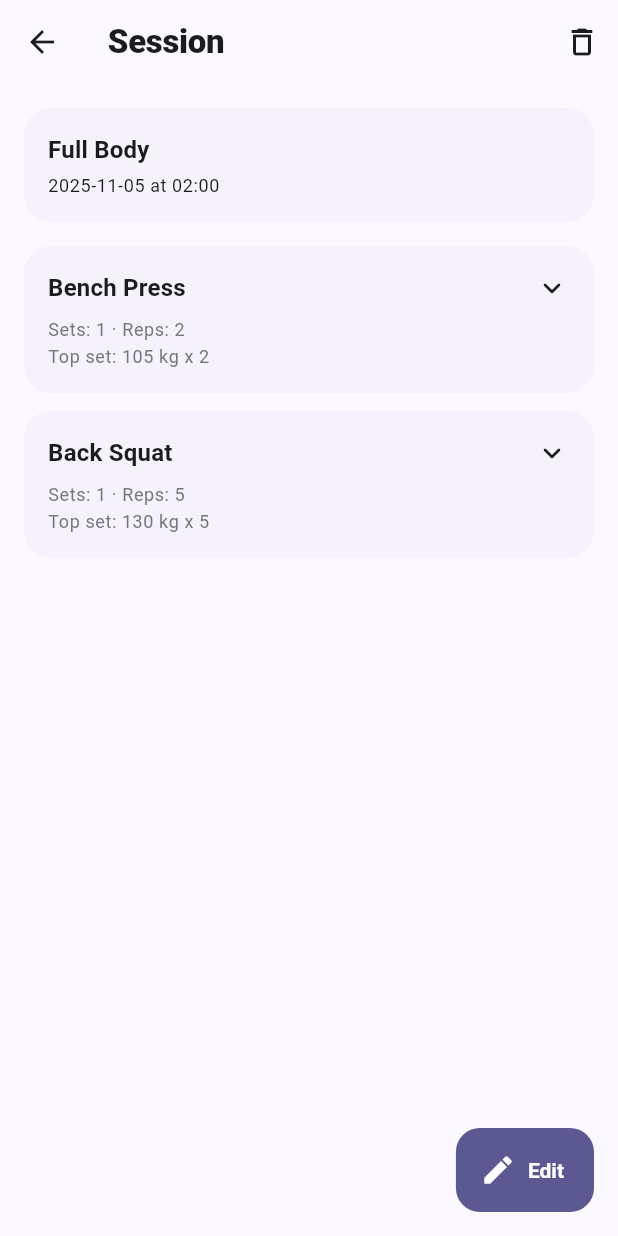
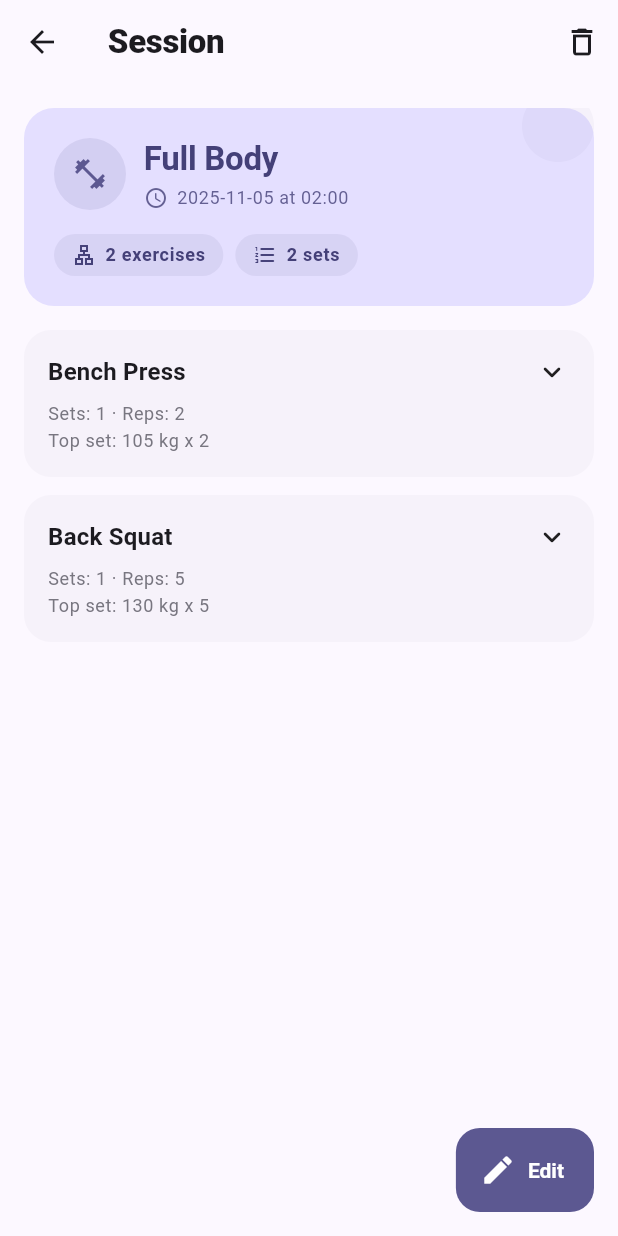
Before and after one commit to OriolHinojo/gym_tracker, a Flutter app: the screen it shows after launch, after a tap on "Full Body", on a phone screen of 412 x 824 dp. Run offline on Flutter 3.47's test engine with Material 3 defaults, Android fonts, the phone set to English and light mode, and no system bars; our stand-ins replace flutter_riverpod, go_router.

Commit message:
added summary of series and exercises

```diff
--- a/lib/widgets/session_header.dart
+++ b/lib/widgets/session_header.dart
@@ -22,22 +22,143 @@ class SessionHeaderCard extends StatelessWidget {
 
   @override
   Widget build(BuildContext context) {
+    final scheme = Theme.of(context).colorScheme;
+    final textTheme = Theme.of(context).textTheme;
+    final onContainer = scheme.onPrimaryContainer;
+    final exercisesCount = detail.exercises.length;
+    final totalSets = detail.exercises.fold<int>(
+      0,
+      (sum, exercise) => sum + exercise.sets.length,
+    );
     final notes = detail.notes.trim();
+
+    Widget buildMetaChip(IconData icon, String label) {
+      return DecoratedBox(
+        decoration: BoxDecoration(
+          color: onContainer.withOpacity(0.08),
+          borderRadius: BorderRadius.circular(24),
+        ),
+        child: Padding(
+          padding: const EdgeInsets.symmetric(horizontal: 12, vertical: 6),
+          child: Row(
+            mainAxisSize: MainAxisSize.min,
+            children: [
+              Icon(icon, size: 16, color: onContainer),
+              const SizedBox(width: 6),
+              Text(
+                label,
+                style: textTheme.labelMedium?.copyWith(
+                  color: onContainer,
+                  fontWeight: FontWeight.w600,
+                ),
+              ),
+            ],
+          ),
+        ),
+      );
+    }
+
     return Card(
-      child: Padding(
-        padding: const EdgeInsets.all(16),
-        child: Column(
-          crossAxisAlignment: CrossAxisAlignment.start,
-          children: [
-            Text(detail.name, style: Theme.of(context).textTheme.titleMedium),
-            const SizedBox(height: 4),
-            Text(_subtitle(), style: Theme.of(context).textTheme.bodySmall),
-            if (notes.isNotEmpty) ...[
-              const SizedBox(height: 12),
-              Text(notes, style: Theme.of(context).textTheme.bodyMedium),
-            ],
-          ],
-        ),
+      color: scheme.primaryContainer,
+      shape: RoundedRectangleBorder(borderRadius: BorderRadius.circular(20)),
+      elevation: 0,
+      child: Stack(
+        children: [
+          Positioned(
+            top: -24,
+            right: -12,
+            child: Icon(
+              Icons.fiber_manual_record_rounded,
+              size: 72,
+              color: onContainer.withOpacity(0.04),
+            ),
+          ),
+          Padding(
+            padding: const EdgeInsets.all(20),
+            child: Column(
+              crossAxisAlignment: CrossAxisAlignment.start,
+              children: [
+                Row(
+                  crossAxisAlignment: CrossAxisAlignment.start,
+                  children: [
+                    Container(
+                      padding: const EdgeInsets.all(12),
+                      decoration: BoxDecoration(
+                        shape: BoxShape.circle,
+                        color: scheme.primary.withOpacity(0.12),
+                      ),
+                      child: Icon(
+                        Icons.fitness_center,
+                        color: scheme.primary,
+                      ),
+                    ),
+                    const SizedBox(width: 12),
+                    Expanded(
+                      child: Column(
+                        crossAxisAlignment: CrossAxisAlignment.start,
+                        children: [
+                          Text(
+                            detail.name,
+                            style: textTheme.titleLarge?.copyWith(
+                              color: onContainer,
+                              fontWeight: FontWeight.w700,
+                            ),
+                          ),
+                          const SizedBox(height: 4),
+                          Row(
+                            children: [
+                              Icon(
+                                Icons.schedule_rounded,
+                                size: 16,
+                                color: onContainer.withOpacity(0.8),
+                              ),
+                              const SizedBox(width: 6),
+                              Expanded(
+                                child: Text(
+                                  _subtitle(),
+                                  style: textTheme.bodySmall?.copyWith(
+                                    color: onContainer.withOpacity(0.8),
+                                  ),
+                                ),
+                              ),
+                            ],
+                          ),
+                        ],
+                      ),
+                    ),
+                  ],
+                ),
+                const SizedBox(height: 16),
+                Wrap(
+                  spacing: 8,
+                  runSpacing: 8,
+                  children: [
+                    buildMetaChip(
+                      Icons.lan_outlined,
+                      exercisesCount == 1
+                          ? '1 exercise'
+                          : '$exercisesCount exercises',
+                    ),
+                    if (totalSets > 0)
+                      buildMetaChip(
+                        Icons.format_list_numbered_rounded,
+                        totalSets == 1 ? '1 set' : '$totalSets sets',
+                      ),
+                  ],
+                ),
+                if (notes.isNotEmpty) ...[
+                  const SizedBox(height: 16),
+                  Text(
+                    notes,
+                    style: textTheme.bodyMedium?.copyWith(
+                      color: onContainer.withOpacity(0.88),
+                    ),
+                  ),
+                ],
+              ],
+            ),
+          ),
+        ],
       ),
     );
   }
```
